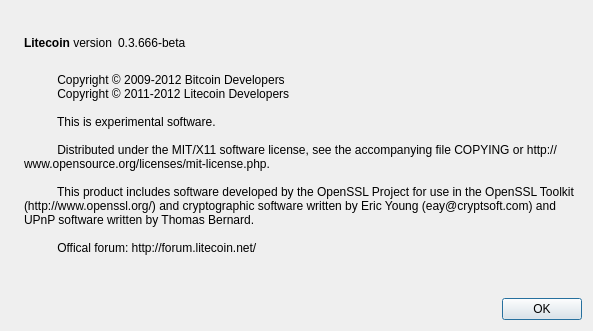
Above: src/qt/forms/aboutdialog.ui from Simplexletalis/bacoin-v.01 before the change. Below: the same form after it.
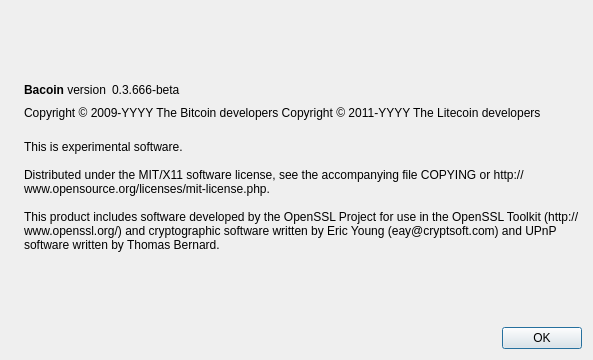
That is the form after the change. Icons and pictures are not drawn.

What changed in the file:
```diff
--- a/src/qt/forms/aboutdialog.ui
+++ b/src/qt/forms/aboutdialog.ui
@@ -7,7 +7,7 @@
     <x>0</x>
     <y>0</y>
     <width>593</width>
-    <height>331</height>
+    <height>360</height>
    </rect>
   </property>
   <property name="windowTitle">
@@ -50,7 +50,7 @@
           <cursorShape>IBeamCursor</cursorShape>
          </property>
          <property name="text">
-          <string>&lt;b&gt;Litecoin&lt;/b&gt; version</string>
+          <string>&lt;b&gt;Bacoin&lt;/b&gt; version</string>
          </property>
          <property name="textInteractionFlags">
           <set>Qt::LinksAccessibleByMouse|Qt::TextSelectableByKeyboard|Qt::TextSelectableByMouse</set>
@@ -65,9 +65,6 @@
          <property name="text">
           <string notr="true">0.3.666-beta</string>
          </property>
-         <property name="textFormat">
-          <enum>Qt::RichText</enum>
-         </property>
          <property name="textInteractionFlags">
           <set>Qt::LinksAccessibleByMouse|Qt::TextSelectableByKeyboard|Qt::TextSelectableByMouse</set>
          </property>
@@ -88,6 +85,23 @@
        </item>
       </layout>
      </item>
+     <item>
+      <widget class="QLabel" name="copyrightLabel">
+       <property name="cursor">
+        <cursorShape>IBeamCursor</cursorShape>
+       </property>
+       <property name="text">
+        <string notr="true">Copyright &amp;copy; 2009-YYYY The Bitcoin developers
+Copyright &amp;copy; 2011-YYYY The Litecoin developers</string>
+       </property>
+       <property name="textFormat">
+        <enum>Qt::RichText</enum>
+       </property>
+       <property name="textInteractionFlags">
+        <set>Qt::LinksAccessibleByMouse|Qt::TextSelectableByKeyboard|Qt::TextSelectableByMouse</set>
+       </property>
+      </widget>
+     </item>
      <item>
       <widget class="QLabel" name="label_2">
        <property name="cursor">
@@ -95,17 +109,11 @@
        </property>
        <property name="text">
         <string>
-          Copyright © 2009-2012 Bitcoin Developers
-          Copyright © 2011-2012 Litecoin Developers
+This is experimental software.
 
-          This is experimental software.
+Distributed under the MIT/X11 software license, see the accompanying file COPYING or http://www.opensource.org/licenses/mit-license.php.
 
-          Distributed under the MIT/X11 software license, see the accompanying file COPYING or http://www.opensource.org/licenses/mit-license.php.
-
-          This product includes software developed by the OpenSSL Project for use in the OpenSSL Toolkit (http://www.openssl.org/) and cryptographic software written by Eric Young (eay@cryptsoft.com) and UPnP software written by Thomas Bernard.
-
-          Offical forum: http://forum.litecoin.net/
-        </string>
+This product includes software developed by the OpenSSL Project for use in the OpenSSL Toolkit (http://www.openssl.org/) and cryptographic software written by Eric Young (eay@cryptsoft.com) and UPnP software written by Thomas Bernard.</string>
        </property>
        <property name="wordWrap">
         <bool>true</bool>
```
Left out of the diff: 2 changed lines with no effect on the pictures.
